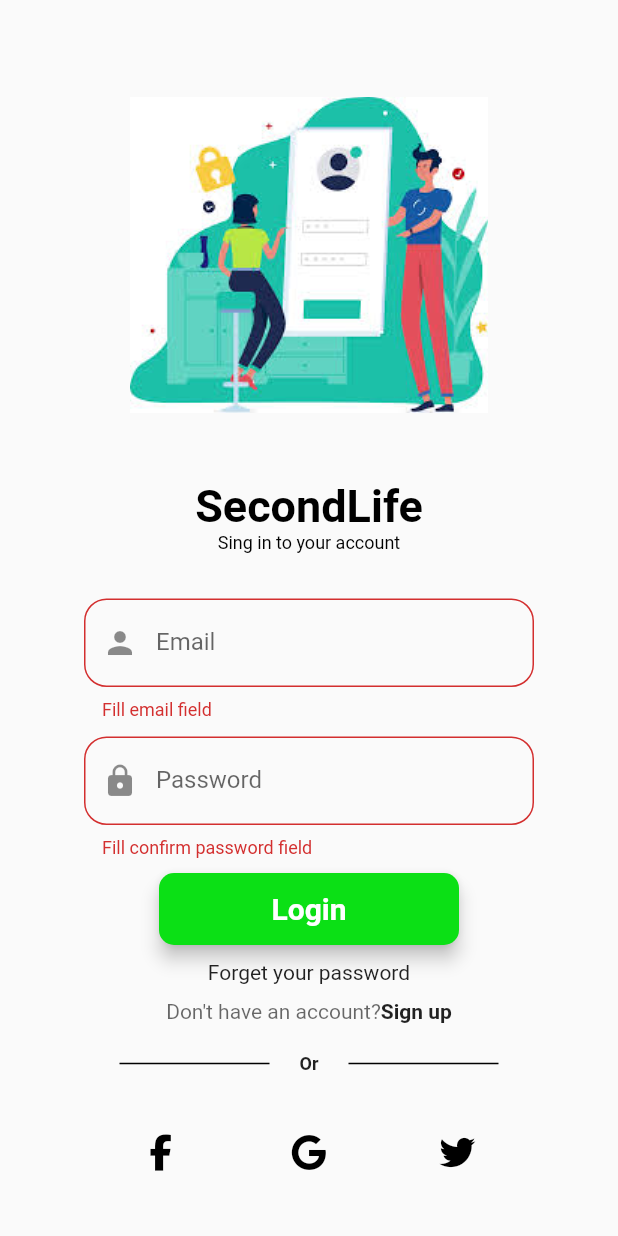
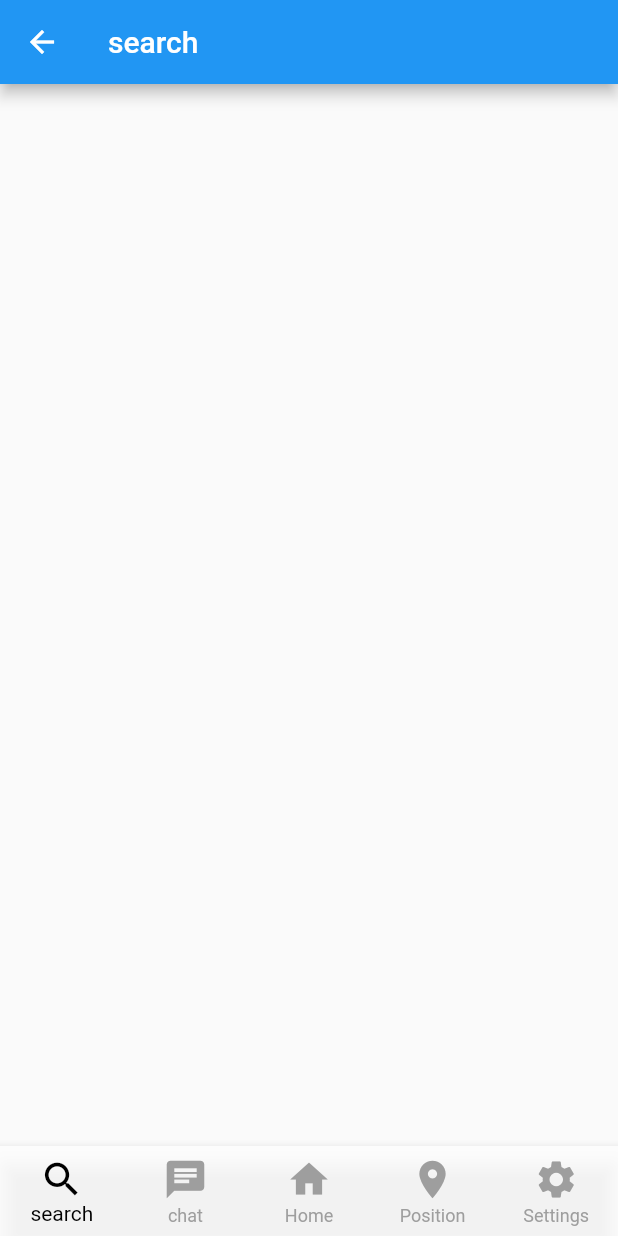
Before and after one commit to AzizBourmel1/Solution_chalenge, a Flutter app: the login screen opened by its route, after a tap on "Login", on a phone screen of 412 x 824 dp. Run offline on Flutter 3.47's test engine with Material 2 defaults, Android fonts, the light colour scheme and no system bars; our stand-ins replace awesome_dialog, email_validator, firebase_auth, firebase_core, flutter_spinkit, flutter_svg and 1 more; accounts and stored records are empty.

Commit message:
folder home add with differnts page

```diff
--- a/second_life/lib/authentification/login.dart
+++ b/second_life/lib/authentification/login.dart
@@ -5,6 +5,7 @@ import 'package:secondlife/authentification/singUp.dart';
 import 'package:firebase_auth/firebase_auth.dart';
 import 'package:awesome_dialog/awesome_dialog.dart';
 import 'package:email_validator/email_validator.dart';
+import 'package:secondlife/home/buttomNavigation.dart';
 
 class login extends StatefulWidget {
   const login({super.key});
@@ -139,6 +140,12 @@ class _loginState extends State<login> {
                       child: MaterialButton(
                         onPressed: () async {
                           await signIn();
+                          Navigator.pushReplacement(
+                            context,
+                            MaterialPageRoute(
+                              builder: (_) => buttomNavigation(),
+                            ),
+                          );
                         },
                         child: Text(
                           "Login",
--- a/second_life/lib/authentification/singUp.dart
+++ b/second_life/lib/authentification/singUp.dart
@@ -216,6 +216,12 @@ class _singupState extends State<singup> {
                       child: MaterialButton(
                         onPressed: () async {
                           await signUp();
+                          Navigator.pushReplacement(
+                            context,
+                            MaterialPageRoute(
+                              builder: (_) => login(),
+                            ),
+                          );
                         },
                         child: Text(
                           "Sing up",
--- /dev/null
+++ b/second_life/lib/home/buttomNavigation.dart
@@ -0,0 +1,73 @@
+import 'package:flutter/material.dart';
+import 'package:secondlife/home/Chat.dart';
+import 'package:secondlife/home/Feed.dart';
+import 'package:secondlife/home/Settings.dart';
+import 'package:secondlife/home/position.dart';
+import 'package:secondlife/home/search.dart';
+
+class buttomNavigation extends StatefulWidget {
+  const buttomNavigation({super.key});
+
+  @override
+  State<buttomNavigation> createState() => _buttomNavigationState();
+}
+
+class _buttomNavigationState extends State<buttomNavigation> {
+  int selectetedIndex = 0;
+  void onItemTapped(int index) {
+    setState(() {
+      selectetedIndex = index;
+    });
+  }
+
+  final _widgetsExamples = [
+    search(),
+    chat(),
+    feed(),
+    position(),
+    settings(),
+  ];
+
+  @override
+  Widget build(BuildContext context) {
+    return Scaffold(
+      body: SizedBox(
+        child: Center(
+          child: _widgetsExamples[selectetedIndex],
+        ),
+      ),
+      bottomNavigationBar: BottomNavigationBar(
+        onTap: onItemTapped,
+        selectedItemColor: Colors.black,
+        unselectedItemColor: Colors.grey,
+        iconSize: 30,
+        elevation: 5,
+        type: BottomNavigationBarType.fixed,
+        currentIndex: selectetedIndex,
+        backgroundColor: Color.fromARGB(210, 255, 255, 255),
+        items: [
+          BottomNavigationBarItem(
+            icon: Icon(Icons.search),
+            label: "search",
+          ),
+          BottomNavigationBarItem(
+            icon: Icon(Icons.chat),
+            label: "chat",
+          ),
+          BottomNavigationBarItem(
+            icon: Icon(Icons.home),
+            label: 'Home',
+          ),
+          BottomNavigationBarItem(
+            icon: Icon(Icons.location_on),
+            label: 'Position',
+          ),
+          BottomNavigationBarItem(
+            icon: Icon(Icons.settings),
+            label: 'Settings',
+          ),
+        ],
+      ),
+    );
+  }
+}
--- /dev/null
+++ b/second_life/lib/home/chat.dart
@@ -0,0 +1,21 @@
+import 'package:flutter/material.dart';
+import 'package:flutter/src/widgets/framework.dart';
+import 'package:flutter/src/widgets/placeholder.dart';
+
+class chat extends StatefulWidget {
+  const chat({super.key});
+
+  @override
+  State<chat> createState() => _chatState();
+}
+
+class _chatState extends State<chat> {
+  @override
+  Widget build(BuildContext context) {
+    return Scaffold(
+      appBar: AppBar(
+        title: Text("chat"),
+      ),
+    );
+  }
+}
--- /dev/null
+++ b/second_life/lib/home/position.dart
@@ -0,0 +1,29 @@
+import 'package:flutter/material.dart';
+import 'package:flutter/src/widgets/framework.dart';
+import 'package:flutter/src/widgets/placeholder.dart';
+
+class position extends StatefulWidget {
+  const position({super.key});
+
+  @override
+  State<position> createState() => _positionState();
+}
+
+class _positionState extends State<position> {
+  @override
+  Widget build(BuildContext context) {
+    return Scaffold(
+      body: const Center(
+        child: Text('Press the button with a label below!'),
+      ),
+      floatingActionButton: FloatingActionButton.extended(
+        onPressed: () {
+          // Add your onPressed code here!
+        },
+        label: const Text('Share'),
+        icon: const Icon(Icons.shopping_cart_checkout_sharp),
+        backgroundColor: Colors.blue,
+      ),
+    );
+  }
+}
--- /dev/null
+++ b/second_life/lib/home/search.dart
@@ -0,0 +1,21 @@
+import 'package:flutter/material.dart';
+import 'package:flutter/src/widgets/framework.dart';
+import 'package:flutter/src/widgets/placeholder.dart';
+
+class search extends StatefulWidget {
+  const search({super.key});
+
+  @override
+  State<search> createState() => _searchState();
+}
+
+class _searchState extends State<search> {
+  @override
+  Widget build(BuildContext context) {
+    return Scaffold(
+      appBar: AppBar(
+        title: Text("search"),
+      ),
+    );
+  }
+}
--- /dev/null
+++ b/second_life/lib/home/settings.dart
@@ -0,0 +1,21 @@
+import 'package:flutter/material.dart';
+import 'package:flutter/src/widgets/framework.dart';
+import 'package:flutter/src/widgets/placeholder.dart';
+
+class settings extends StatefulWidget {
+  const settings({super.key});
+
+  @override
+  State<settings> createState() => _settingsState();
+}
+
+class _settingsState extends State<settings> {
+  @override
+  Widget build(BuildContext context) {
+    return Scaffold(
+      appBar: AppBar(
+        title: Text("setings"),
+      ),
+    );
+  }
+}
--- a/second_life/lib/main.dart
+++ b/second_life/lib/main.dart
@@ -2,7 +2,12 @@ import 'package:firebase_core/firebase_core.dart';
 import 'package:flutter/material.dart';
 import 'package:secondlife/authentification/login.dart';
 import 'package:secondlife/authentification/singUp.dart';
-import 'package:secondlife/welcome_pages/guide.dart';
+import 'package:secondlife/home/Chat.dart';
+import 'package:secondlife/home/Feed.dart';
+import 'package:secondlife/home/Settings.dart';
+import 'package:secondlife/home/position.dart';
+import 'package:secondlife/home/search.dart';
+
 import 'package:secondlife/welcome_pages/onbording.dart';
 import 'package:secondlife/welcome_pages/splashScreen.dart';
 
@@ -13,10 +18,14 @@ void main() async {
     debugShowCheckedModeBanner: false,
     initialRoute: '/splashScreen',
     routes: {
-        '/guide': (context) => guide(),
       '/login': (context) => login(),
       '/singUp': (context) => singup(),
       '/splashScreen': (context) => SplashScreem(),
+      '/search': (context) => search(),
+      '/chat': (context) => chat(),
+      '/feed': (context) => feed(),
+      '/position': (context) => position(),
+      '/settings': (context) => settings(),
     },
     home: Onbording(),
   ));
--- a/second_life/lib/welcome_pages/onbording.dart
+++ b/second_life/lib/welcome_pages/onbording.dart
@@ -1,6 +1,7 @@
 import 'package:flutter/material.dart';
 import 'package:flutter_svg/flutter_svg.dart';
 import 'package:secondlife/authentification/login.dart';
+import 'package:secondlife/home/buttomNavigation.dart';
 
 import 'content_model.dart';
 
@@ -95,7 +96,7 @@ class _OnbordingState extends State<Onbording> {
                     Navigator.pushReplacement(
                       context,
                       MaterialPageRoute(
-                        builder: (_) => login(),
+                        builder: (_) => buttomNavigation(),
                       ),
                     );
 
--- a/second_life/lib/welcome_pages/splashScreen.dart
+++ b/second_life/lib/welcome_pages/splashScreen.dart
@@ -3,7 +3,6 @@ import 'dart:async';
 import 'package:flutter/material.dart';
 import 'package:flutter_spinkit/flutter_spinkit.dart';
 import 'package:secondlife/authentification/login.dart';
-import 'package:secondlife/welcome_pages/guide.dart';
 import 'package:secondlife/welcome_pages/onbording.dart';
 
 class SplashScreem extends StatefulWidget {
```
Also changed, not shown: second_life/lib/home/feed.dart (added, +173 -0 lines), second_life/lib/welcome_pages/guide.dart (deleted, +0 -17 lines). Lines whose indentation alone changed are shown as unchanged.
